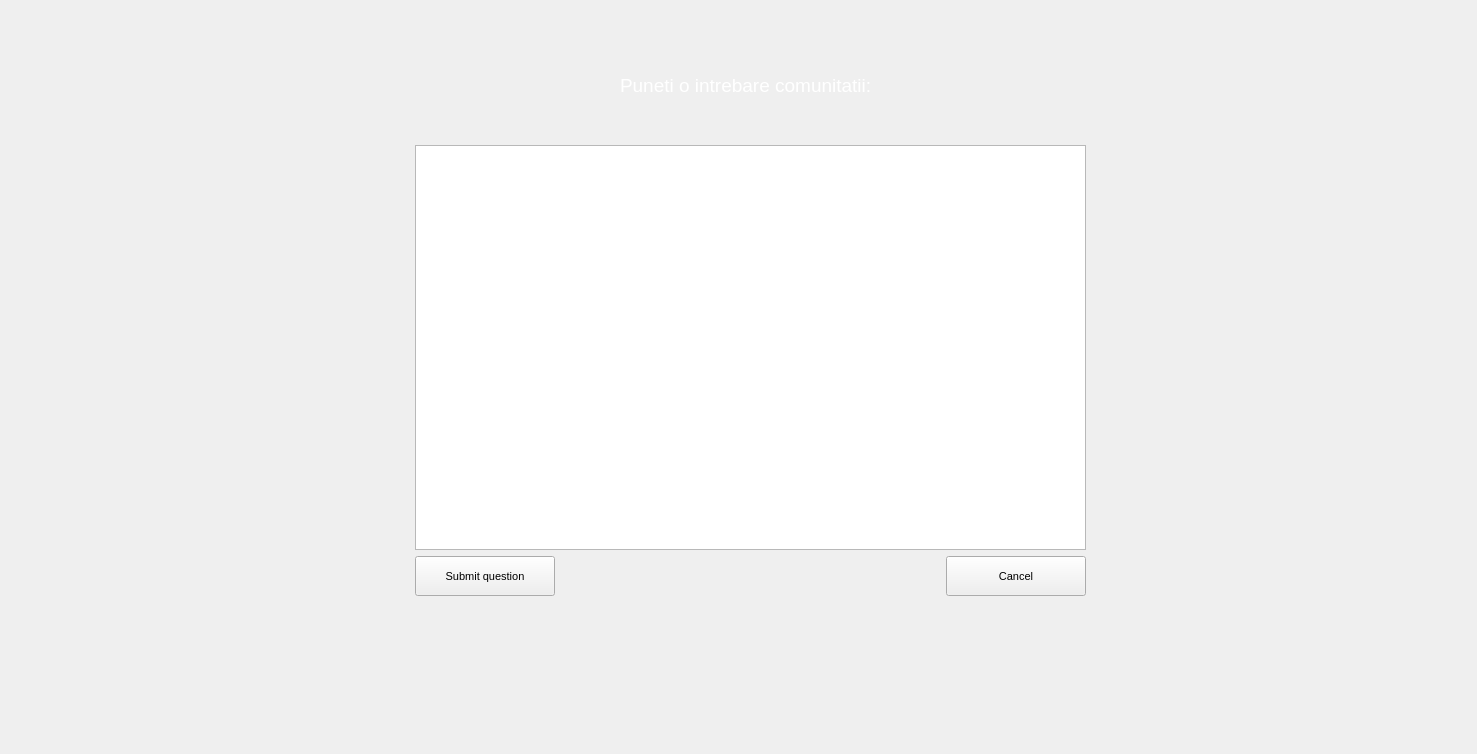
Above: ForumClient/others.ui from AndreiPascu180/OOP_Forum before the change. Below: the same form after it.
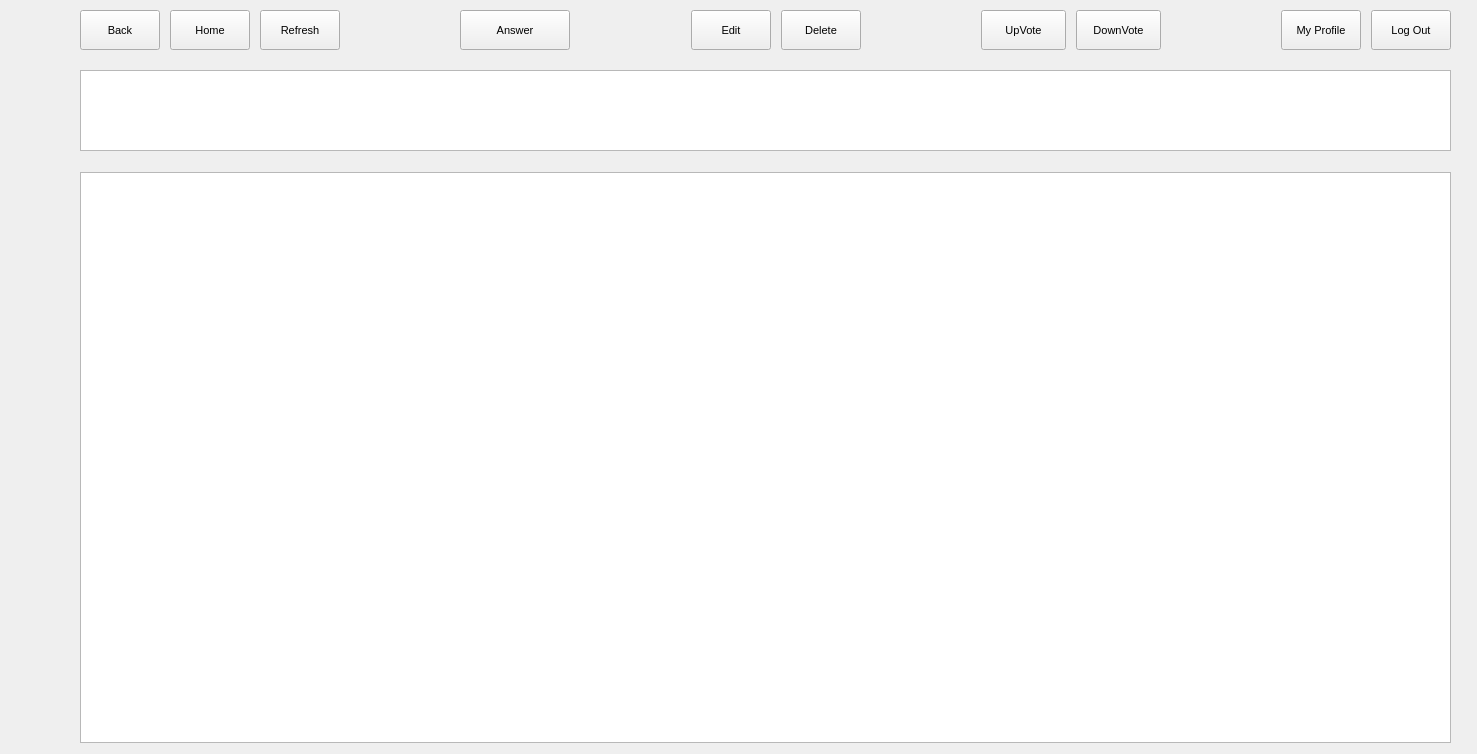
That is the form after the change. The open tabs and pages were chosen to show the change.

```diff
--- a/ForumClient/others.ui
+++ b/ForumClient/others.ui
@@ -249,7 +249,7 @@
            </size>
           </property>
           <property name="text">
-           <string>Submit question</string>
+           <string>Submit</string>
           </property>
          </widget>
         </item>
@@ -301,7 +301,321 @@
       <string notr="true">color:rgb(255, 255, 255)</string>
      </property>
      <property name="text">
-      <string>Puneti o intrebare comunitatii:</string>
+      <string>Postati ideea dumneavoastra:</string>
+     </property>
+    </widget>
+   </widget>
+   <widget class="QWidget" name="P3_AnswersList">
+    <widget class="QListWidget" name="Answers_list">
+     <property name="geometry">
+      <rect>
+       <x>80</x>
+       <y>172</y>
+       <width>1371</width>
+       <height>571</height>
+      </rect>
+     </property>
+     <property name="styleSheet">
+      <string notr="true">font: 300 16pt &quot;Segoe UI Light&quot;;
+color: rgb(255, 255, 255)</string>
+     </property>
+     <property name="lineWidth">
+      <number>1</number>
+     </property>
+    </widget>
+    <widget class="QWidget" name="layoutWidget_3">
+     <property name="geometry">
+      <rect>
+       <x>80</x>
+       <y>0</y>
+       <width>1371</width>
+       <height>61</height>
+      </rect>
+     </property>
+     <layout class="QHBoxLayout" name="horizontalLayout_3">
+      <property name="spacing">
+       <number>10</number>
+      </property>
+      <item>
+       <widget class="QPushButton" name="BackToQuestions">
+        <property name="minimumSize">
+         <size>
+          <width>80</width>
+          <height>40</height>
+         </size>
+        </property>
+        <property name="maximumSize">
+         <size>
+          <width>80</width>
+          <height>40</height>
+         </size>
+        </property>
+        <property name="text">
+         <string>Back</string>
+        </property>
+       </widget>
+      </item>
+      <item>
+       <widget class="QPushButton" name="HomePageButton_2">
+        <property name="minimumSize">
+         <size>
+          <width>80</width>
+          <height>40</height>
+         </size>
+        </property>
+        <property name="maximumSize">
+         <size>
+          <width>80</width>
+          <height>40</height>
+         </size>
+        </property>
+        <property name="font">
+         <font>
+          <pointsize>8</pointsize>
+         </font>
+        </property>
+        <property name="text">
+         <string>Home</string>
+        </property>
+        <property name="flat">
+         <bool>false</bool>
+        </property>
+       </widget>
+      </item>
+      <item>
+       <widget class="QPushButton" name="Refresh_Answers">
+        <property name="minimumSize">
+         <size>
+          <width>80</width>
+          <height>40</height>
+         </size>
+        </property>
+        <property name="maximumSize">
+         <size>
+          <width>80</width>
+          <height>40</height>
+         </size>
+        </property>
+        <property name="text">
+         <string>Refresh</string>
+        </property>
+       </widget>
+      </item>
+      <item>
+       <spacer name="horizontalSpacer_5">
+        <property name="orientation">
+         <enum>Qt::Horizontal</enum>
+        </property>
+        <property name="sizeHint" stdset="0">
+         <size>
+          <width>40</width>
+          <height>20</height>
+         </size>
+        </property>
+       </spacer>
+      </item>
+      <item>
+       <widget class="QPushButton" name="Answer">
+        <property name="minimumSize">
+         <size>
+          <width>110</width>
+          <height>40</height>
+         </size>
+        </property>
+        <property name="maximumSize">
+         <size>
+          <width>110</width>
+          <height>40</height>
+         </size>
+        </property>
+        <property name="text">
+         <string>Answer</string>
+        </property>
+       </widget>
+      </item>
+      <item>
+       <spacer name="horizontalSpacer_12">
+        <property name="orientation">
+         <enum>Qt::Horizontal</enum>
+        </property>
+        <property name="sizeHint" stdset="0">
+         <size>
+          <width>40</width>
+          <height>20</height>
+         </size>
+        </property>
+       </spacer>
+      </item>
+      <item>
+       <widget class="QPushButton" name="EditAnswer">
+        <property name="minimumSize">
+         <size>
+          <width>80</width>
+          <height>40</height>
+         </size>
+        </property>
+        <property name="maximumSize">
+         <size>
+          <width>80</width>
+          <height>40</height>
+         </size>
+        </property>
+        <property name="text">
+         <string>Edit</string>
+        </property>
+       </widget>
+      </item>
+      <item>
+       <widget class="QPushButton" name="DeleteAnswer">
+        <property name="minimumSize">
+         <size>
+          <width>80</width>
+          <height>40</height>
+         </size>
+        </property>
+        <property name="maximumSize">
+         <size>
+          <width>80</width>
+          <height>40</height>
+         </size>
+        </property>
+        <property name="text">
+         <string>Delete</string>
+        </property>
+       </widget>
+      </item>
+      <item>
+       <spacer name="horizontalSpacer_6">
+        <property name="orientation">
+         <enum>Qt::Horizontal</enum>
+        </property>
+        <property name="sizeHint" stdset="0">
+         <size>
+          <width>40</width>
+          <height>20</height>
+         </size>
+        </property>
+       </spacer>
+      </item>
+      <item>
+       <widget class="QPushButton" name="UpVoteAnswer">
+        <property name="minimumSize">
+         <size>
+          <width>85</width>
+          <height>40</height>
+         </size>
+        </property>
+        <property name="maximumSize">
+         <size>
+          <width>85</width>
+          <height>40</height>
+         </size>
+        </property>
+        <property name="text">
+         <string>UpVote</string>
+        </property>
+       </widget>
+      </item>
+      <item>
+       <widget class="QPushButton" name="DownVoteAnswer">
+        <property name="minimumSize">
+         <size>
+          <width>85</width>
+          <height>40</height>
+         </size>
+        </property>
+        <property name="maximumSize">
+         <size>
+          <width>85</width>
+          <height>40</height>
+         </size>
+        </property>
+        <property name="baseSize">
+         <size>
+          <width>180</width>
+          <height>40</height>
+         </size>
+        </property>
+        <property name="text">
+         <string>DownVote</string>
+        </property>
+       </widget>
+      </item>
+      <item>
+       <spacer name="horizontalSpacer_7">
+        <property name="orientation">
+         <enum>Qt::Horizontal</enum>
+        </property>
+        <property name="sizeHint" stdset="0">
+         <size>
+          <width>60</width>
+          <height>35</height>
+         </size>
+        </property>
+       </spacer>
+      </item>
+      <item>
+       <widget class="QPushButton" name="MyProfileFromAnswers">
+        <property name="minimumSize">
+         <size>
+          <width>80</width>
+          <height>40</height>
+         </size>
+        </property>
+        <property name="maximumSize">
+         <size>
+          <width>80</width>
+          <height>40</height>
+         </size>
+        </property>
+        <property name="font">
+         <font>
+          <pointsize>8</pointsize>
+         </font>
+        </property>
+        <property name="text">
+         <string>My Profile</string>
+        </property>
+       </widget>
+      </item>
+      <item>
+       <widget class="QPushButton" name="LogOutButton_2">
+        <property name="minimumSize">
+         <size>
+          <width>80</width>
+          <height>40</height>
+         </size>
+        </property>
+        <property name="maximumSize">
+         <size>
+          <width>80</width>
+          <height>40</height>
+         </size>
+        </property>
+        <property name="font">
+         <font>
+          <pointsize>8</pointsize>
+         </font>
+        </property>
+        <property name="text">
+         <string>Log Out</string>
+        </property>
+       </widget>
+      </item>
+     </layout>
+    </widget>
+    <widget class="QTextBrowser" name="CurrentQuestion">
+     <property name="geometry">
+      <rect>
+       <x>80</x>
+       <y>70</y>
+       <width>1371</width>
+       <height>81</height>
+      </rect>
+     </property>
+     <property name="styleSheet">
+      <string notr="true">font: 300 16pt &quot;Segoe UI Light&quot;;
+color: rgb(255, 255, 255)</string>
      </property>
     </widget>
    </widget>
```
Left out of the diff: 124 changed lines with no effect on the pictures.
